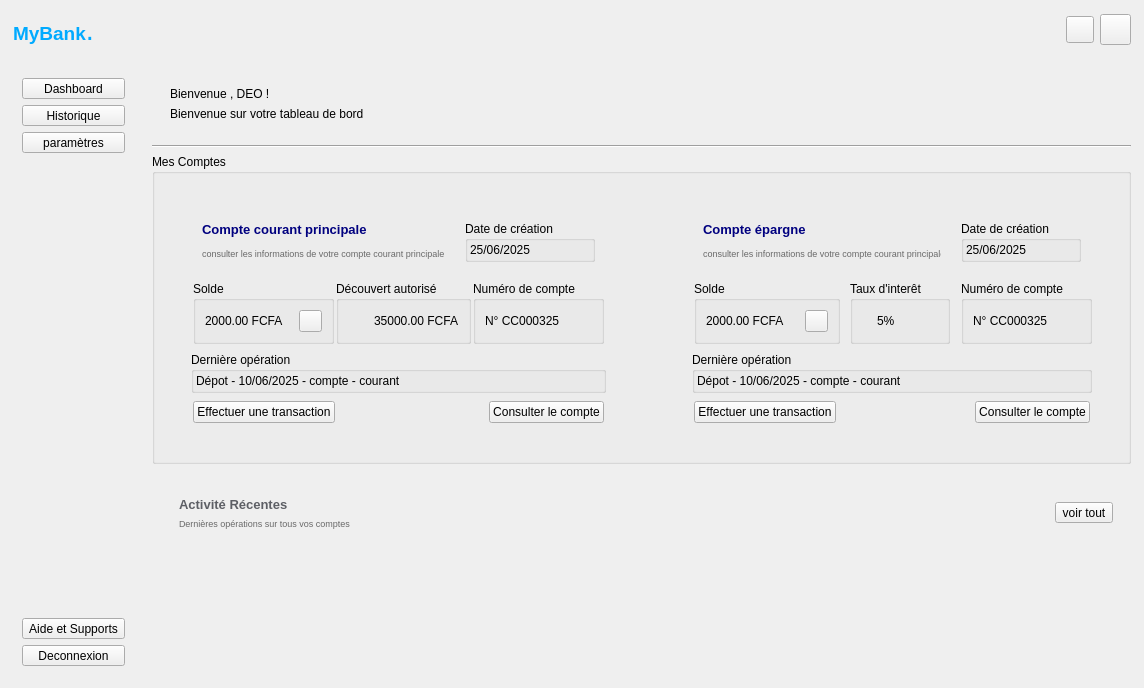
Qt form fenmain.ui (will180901/my_bank) before a commit.
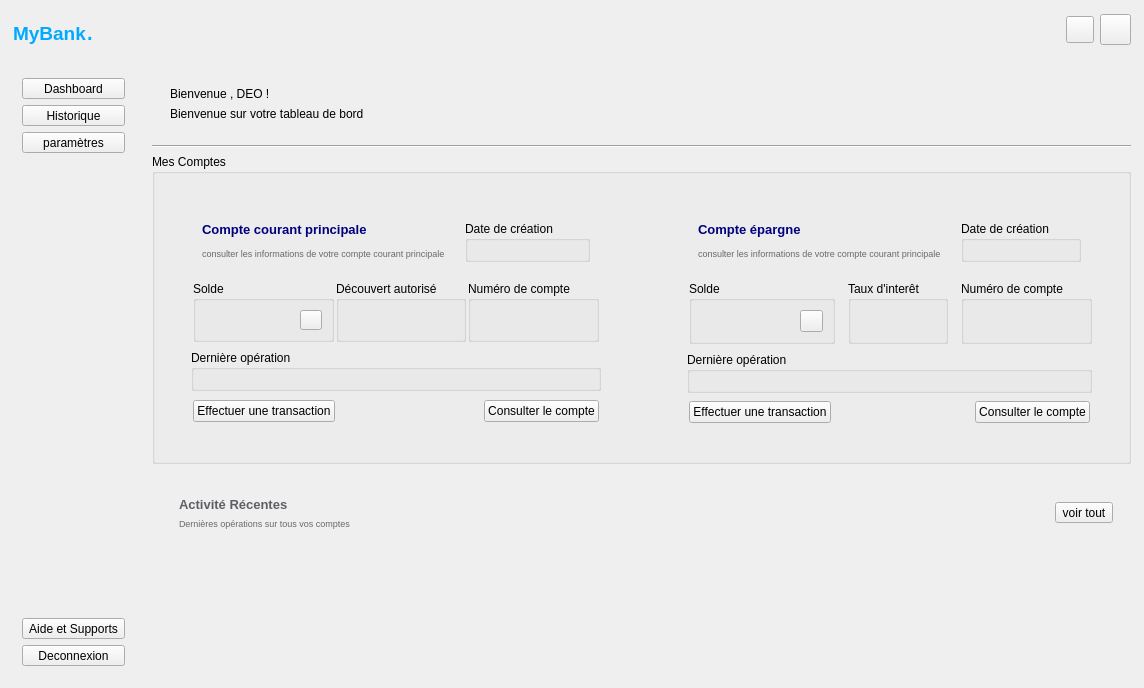
The same form after that commit. The open tabs and pages were chosen to show the change. Icons and pictures are not drawn.

```diff
--- a/fenmain.ui
+++ b/fenmain.ui
@@ -1180,7 +1180,7 @@
                                 <item>
                                  <widget class="QLabel" name="label_date_creation_compte_courant">
                                   <property name="text">
-                                   <string>25/06/2025</string>
+                                   <string/>
                                   </property>
                                  </widget>
                                 </item>
@@ -1213,13 +1213,22 @@
                           </property>
                           <item>
                            <widget class="QGroupBox" name="groupBox">
+                            <property name="sizePolicy">
+                             <sizepolicy hsizetype="Preferred" vsizetype="Preferred">
+                              <horstretch>0</horstretch>
+                              <verstretch>0</verstretch>
+                             </sizepolicy>
+                            </property>
+                            <property name="minimumSize">
+                             <size>
+                              <width>141</width>
+                              <height>51</height>
+                             </size>
+                            </property>
                             <property name="title">
                              <string>Solde</string>
                             </property>
                             <layout class="QHBoxLayout" name="horizontalLayout_10">
-                             <property name="spacing">
-                              <number>10</number>
-                             </property>
                              <item>
                               <widget class="QLabel" name="label_solde_compte_courant">
                                <property name="minimumSize">
@@ -1229,12 +1238,24 @@
                                 </size>
                                </property>
                                <property name="text">
-                                <string>2000.00 FCFA</string>
+                                <string/>
                                </property>
                               </widget>
                              </item>
-                             <item>
+                             <item alignment="Qt::AlignmentFlag::AlignRight">
                               <widget class="QToolButton" name="btn_masquer_solde_compte_courant">
+                               <property name="sizePolicy">
+                                <sizepolicy hsizetype="Preferred" vsizetype="Preferred">
+                                 <horstretch>0</horstretch>
+                                 <verstretch>0</verstretch>
+                                </sizepolicy>
+                               </property>
+                               <property name="minimumSize">
+                                <size>
+                                 <width>18</width>
+                                 <height>18</height>
+                                </size>
+                               </property>
                                <property name="cursor">
                                 <cursorShape>PointingHandCursor</cursorShape>
                                </property>
@@ -1258,6 +1279,12 @@
                           </item>
                           <item>
                            <widget class="QGroupBox" name="groupBox_3">
+                            <property name="sizePolicy">
+                             <sizepolicy hsizetype="Fixed" vsizetype="Fixed">
+                              <horstretch>0</horstretch>
+                              <verstretch>0</verstretch>
+                             </sizepolicy>
+                            </property>
                             <property name="title">
                              <string>Découvert autorisé</string>
                             </property>
@@ -1283,8 +1310,14 @@
                              </item>
                              <item>
                               <widget class="QLabel" name="label_decouvert_autorise_compte_courant">
+                               <property name="minimumSize">
+                                <size>
+                                 <width>62</width>
+                                 <height>20</height>
+                                </size>
+                               </property>
                                <property name="text">
-                                <string>35000.00 FCFA</string>
+                                <string/>
                                </property>
                               </widget>
                              </item>
@@ -1293,14 +1326,26 @@
                           </item>
                           <item>
                            <widget class="QGroupBox" name="groupBox_4">
+                            <property name="sizePolicy">
+                             <sizepolicy hsizetype="Fixed" vsizetype="Fixed">
+                              <horstretch>0</horstretch>
+                              <verstretch>0</verstretch>
+                             </sizepolicy>
+                            </property>
                             <property name="title">
                              <string>Numéro de compte</string>
                             </property>
                             <layout class="QHBoxLayout" name="horizontalLayout_8">
                              <item>
                               <widget class="QLabel" name="label_numero_de_compte_courant">
+                               <property name="minimumSize">
+                                <size>
+                                 <width>105</width>
+                                 <height>20</height>
+                                </size>
+                               </property>
                                <property name="text">
-                                <string>N° CC000325</string>
+                                <string/>
                                </property>
                               </widget>
                              </item>
@@ -1334,7 +1379,7 @@
                           <item>
                            <widget class="QLabel" name="label_derniere_transaction_compte_courant">
                             <property name="text">
-                             <string>Dépot - 10/06/2025 - compte - courant</string>
+                             <string/>
                             </property>
                            </widget>
                           </item>
@@ -1471,7 +1516,7 @@
                                 <item>
                                  <widget class="QLabel" name="label_date_creation_compte_epargne">
                                   <property name="text">
-                                   <string>25/06/2025</string>
+                                   <string/>
                                   </property>
                                  </widget>
                                 </item>
@@ -1504,6 +1549,18 @@
                           </property>
                           <item>
                            <widget class="QGroupBox" name="groupBox_7">
+                            <property name="sizePolicy">
+                             <sizepolicy hsizetype="Preferred" vsizetype="Preferred">
+                              <horstretch>0</horstretch>
+                              <verstretch>0</verstretch>
+                             </sizepolicy>
+                            </property>
+                            <property name="minimumSize">
+                             <size>
+                              <width>141</width>
+                              <height>51</height>
+                             </size>
+                            </property>
                             <property name="title">
                              <string>Solde</string>
                             </property>
@@ -1520,12 +1577,24 @@
                                 </size>
                                </property>
                                <property name="text">
-                                <string>2000.00 FCFA</string>
+                                <string/>
                                </property>
                               </widget>
                              </item>
                              <item alignment="Qt::AlignmentFlag::AlignTop">
                               <widget class="QToolButton" name="btn_masquer_solde_compte_epargne">
+                               <property name="sizePolicy">
+                                <sizepolicy hsizetype="Preferred" vsizetype="Preferred">
+                                 <horstretch>0</horstretch>
+                                 <verstretch>0</verstretch>
+                                </sizepolicy>
+                               </property>
+                               <property name="minimumSize">
+                                <size>
+                                 <width>18</width>
+                                 <height>18</height>
+                                </size>
+                               </property>
                                <property name="cursor">
                                 <cursorShape>PointingHandCursor</cursorShape>
                                </property>
@@ -1605,7 +1674,7 @@
                                 </sizepolicy>
                                </property>
                                <property name="text">
-                                <string>5%</string>
+                                <string/>
                                </property>
                               </widget>
                              </item>
@@ -1621,7 +1690,7 @@
                              <item>
                               <widget class="QLabel" name="label_numero_de_compte_epargne">
                                <property name="text">
-                                <string>N° CC000325</string>
+                                <string/>
                                </property>
                               </widget>
                              </item>
@@ -1655,7 +1724,7 @@
                           <item>
                            <widget class="QLabel" name="label_derniere_transaction_compte_epargne">
                             <property name="text">
-                             <string>Dépot - 10/06/2025 - compte - courant</string>
+                             <string/>
                             </property>
                            </widget>
                           </item>
```
Left out of the diff: 28 changed lines with no effect on the pictures.
